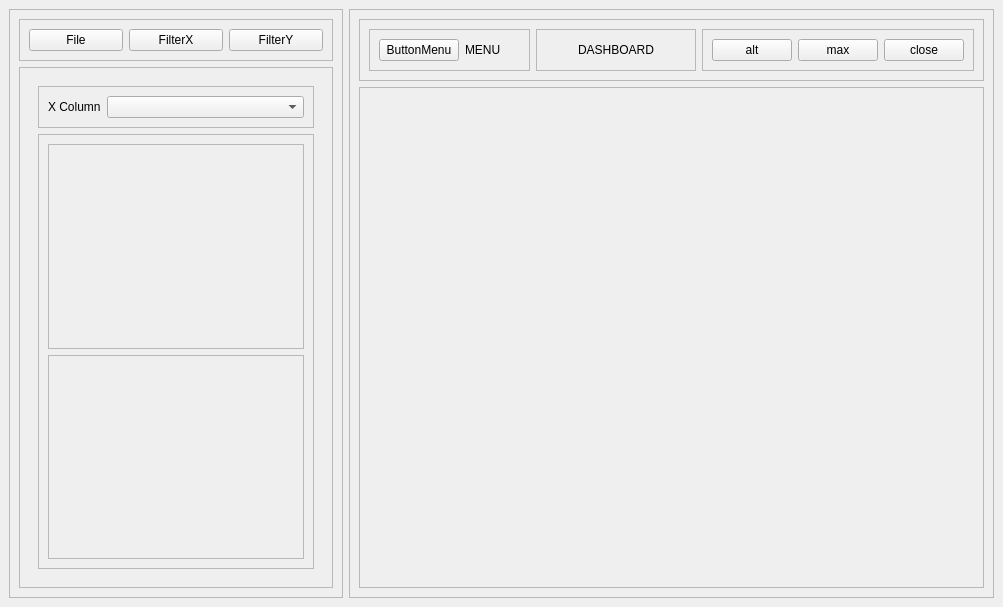
The window that v1/form.ui (mertserafett1n/Desktop-App-to-Visualize-Data) describes before a commit, drawn with Qt 5.
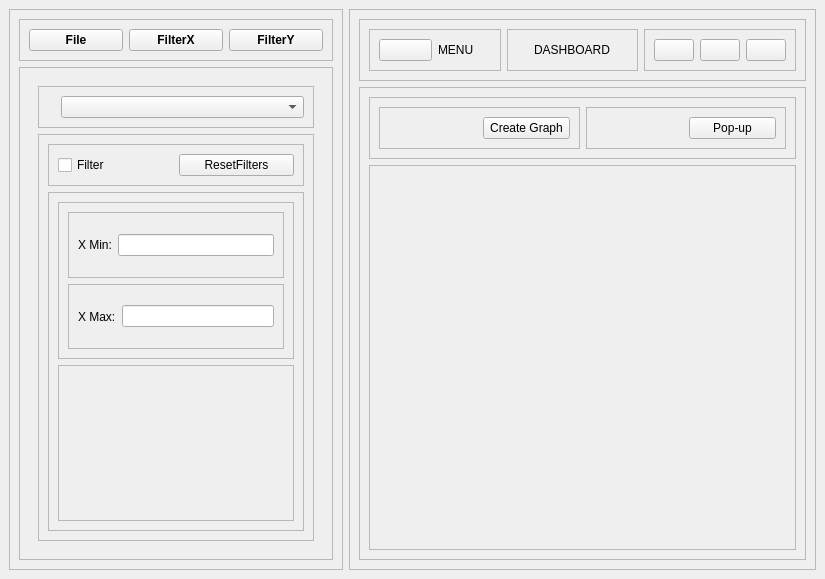
The same window after the commit. The open tabs and pages were chosen to show the change. Icons and pictures are not drawn.

Commit message: new icons added, design changed, new buttons, filter design has to be connected too.

Patch:
```diff
--- a/v1/form.ui
+++ b/v1/form.ui
@@ -6,8 +6,8 @@
    <rect>
     <x>0</x>
     <y>0</y>
-    <width>1003</width>
-    <height>607</height>
+    <width>825</width>
+    <height>579</height>
    </rect>
   </property>
   <property name="windowTitle">
@@ -41,6 +41,11 @@
          <layout class="QHBoxLayout" name="horizontalLayout_2">
           <item>
            <widget class="QPushButton" name="buttonFile">
+            <property name="font">
+             <font>
+              <bold>true</bold>
+             </font>
+            </property>
             <property name="text">
              <string>File</string>
             </property>
@@ -48,6 +53,11 @@
           </item>
           <item>
            <widget class="QPushButton" name="buttonFilterX">
+            <property name="font">
+             <font>
+              <bold>true</bold>
+             </font>
+            </property>
             <property name="text">
              <string>FilterX</string>
             </property>
@@ -55,6 +65,11 @@
           </item>
           <item>
            <widget class="QPushButton" name="buttonFilterY">
+            <property name="font">
+             <font>
+              <bold>true</bold>
+             </font>
+            </property>
             <property name="text">
              <string>FilterY</string>
             </property>
@@ -205,7 +220,7 @@
                  <item alignment="Qt::AlignmentFlag::AlignLeft">
                   <widget class="QLabel" name="label_3">
                    <property name="text">
-                    <string>X Column</string>
+                    <string/>
                    </property>
                   </widget>
                  </item>
@@ -237,24 +252,114 @@
                  <enum>QFrame::Shadow::Raised</enum>
                 </property>
                 <layout class="QVBoxLayout" name="verticalLayout_9">
-                 <item>
-                  <widget class="QFrame" name="frame_19">
+                 <item alignment="Qt::AlignmentFlag::AlignTop">
+                  <widget class="QFrame" name="frame">
                    <property name="frameShape">
                     <enum>QFrame::Shape::StyledPanel</enum>
                    </property>
                    <property name="frameShadow">
                     <enum>QFrame::Shadow::Raised</enum>
                    </property>
+                   <layout class="QHBoxLayout" name="horizontalLayout_5">
+                    <item>
+                     <widget class="QCheckBox" name="checkBox">
+                      <property name="text">
+                       <string>Filter</string>
+                      </property>
+                     </widget>
+                    </item>
+                    <item>
+                     <widget class="QPushButton" name="pushButton">
+                      <property name="text">
+                       <string>ResetFilters</string>
+                      </property>
+                     </widget>
+                    </item>
+                   </layout>
                   </widget>
                  </item>
                  <item>
-                  <widget class="QFrame" name="frame_18">
+                  <widget class="QFrame" name="frame_2">
+                   <property name="sizePolicy">
+                    <sizepolicy hsizetype="Preferred" vsizetype="Expanding">
+                     <horstretch>0</horstretch>
+                     <verstretch>0</verstretch>
+                    </sizepolicy>
+                   </property>
                    <property name="frameShape">
                     <enum>QFrame::Shape::StyledPanel</enum>
                    </property>
                    <property name="frameShadow">
                     <enum>QFrame::Shadow::Raised</enum>
                    </property>
+                   <layout class="QVBoxLayout" name="verticalLayout_11">
+                    <item>
+                     <widget class="QFrame" name="frame_3">
+                      <property name="frameShape">
+                       <enum>QFrame::Shape::StyledPanel</enum>
+                      </property>
+                      <property name="frameShadow">
+                       <enum>QFrame::Shadow::Raised</enum>
+                      </property>
+                      <layout class="QVBoxLayout" name="verticalLayout_12">
+                       <item>
+                        <widget class="QFrame" name="frame_5">
+                         <property name="frameShape">
+                          <enum>QFrame::Shape::StyledPanel</enum>
+                         </property>
+                         <property name="frameShadow">
+                          <enum>QFrame::Shadow::Raised</enum>
+                         </property>
+                         <layout class="QHBoxLayout" name="horizontalLayout_12">
+                          <item>
+                           <widget class="QLabel" name="label">
+                            <property name="text">
+                             <string>X Min:</string>
+                            </property>
+                           </widget>
+                          </item>
+                          <item>
+                           <widget class="QLineEdit" name="lineEditMinX"/>
+                          </item>
+                         </layout>
+                        </widget>
+                       </item>
+                       <item>
+                        <widget class="QFrame" name="frame_6">
+                         <property name="frameShape">
+                          <enum>QFrame::Shape::StyledPanel</enum>
+                         </property>
+                         <property name="frameShadow">
+                          <enum>QFrame::Shadow::Raised</enum>
+                         </property>
+                         <layout class="QHBoxLayout" name="horizontalLayout_13">
+                          <item>
+                           <widget class="QLabel" name="label_6">
+                            <property name="text">
+                             <string>X Max:</string>
+                            </property>
+                           </widget>
+                          </item>
+                          <item>
+                           <widget class="QLineEdit" name="lineEditMaxX"/>
+                          </item>
+                         </layout>
+                        </widget>
+                       </item>
+                      </layout>
+                     </widget>
+                    </item>
+                    <item>
+                     <widget class="QFrame" name="frame_4">
+                      <property name="frameShape">
+                       <enum>QFrame::Shape::StyledPanel</enum>
+                      </property>
+                      <property name="frameShadow">
+                       <enum>QFrame::Shadow::Raised</enum>
+                      </property>
+                     </widget>
+                    </item>
+                   </layout>
                   </widget>
                  </item>
                 </layout>
@@ -303,10 +408,14 @@
              <enum>QFrame::Shadow::Raised</enum>
             </property>
             <layout class="QHBoxLayout" name="horizontalLayout_8">
-             <item alignment="Qt::AlignmentFlag::AlignHCenter">
+             <item>
               <widget class="QPushButton" name="buttonMenu">
                <property name="text">
-                <string>ButtonMenu</string>
+                <string/>
+               </property>
+               <property name="icon">
+                <iconset resource="resources.qrc">
+                 <normaloff>:/icons/feather/menu.svg</normaloff>:/icons/feather/menu.svg</iconset>
                </property>
               </widget>
              </item>
@@ -350,22 +459,39 @@
             <layout class="QHBoxLayout" name="horizontalLayout_7">
              <item>
               <widget class="QPushButton" name="buttonAlt">
+               <property name="font">
+                <font>
+                 <bold>false</bold>
+                </font>
+               </property>
                <property name="text">
-                <string>alt</string>
+                <string/>
+               </property>
+               <property name="icon">
+                <iconset resource="resources.qrc">
+                 <normaloff>:/icons/feather/minus.svg</normaloff>:/icons/feather/minus.svg</iconset>
                </property>
               </widget>
              </item>
              <item>
               <widget class="QPushButton" name="buttonMaximize">
                <property name="text">
-                <string>max</string>
+                <string/>
+               </property>
+               <property name="icon">
+                <iconset resource="resources.qrc">
+                 <normaloff>:/icons/feather/maximize-2.svg</normaloff>:/icons/feather/maximize-2.svg</iconset>
                </property>
               </widget>
              </item>
              <item>
               <widget class="QPushButton" name="buttonClose">
                <property name="text">
-                <string>close</string>
+                <string/>
+               </property>
+               <property name="icon">
+                <iconset resource="resources.qrc">
+                 <normaloff>:/icons/feather/x.svg</normaloff>:/icons/feather/x.svg</iconset>
                </property>
               </widget>
              </item>
@@ -376,7 +502,7 @@
         </widget>
        </item>
        <item>
-        <widget class="QFrame" name="frameChart">
+        <widget class="QFrame" name="frameRightDown">
          <property name="sizePolicy">
           <sizepolicy hsizetype="Preferred" vsizetype="Expanding">
            <horstretch>0</horstretch>
@@ -389,7 +515,94 @@
          <property name="frameShadow">
           <enum>QFrame::Shadow::Raised</enum>
          </property>
-         <layout class="QHBoxLayout" name="horizontalLayout_3"/>
+         <layout class="QVBoxLayout" name="verticalLayout_10">
+          <item alignment="Qt::AlignmentFlag::AlignTop">
+           <widget class="QFrame" name="frameRightDownHaveButtons">
+            <property name="frameShape">
+             <enum>QFrame::Shape::StyledPanel</enum>
+            </property>
+            <property name="frameShadow">
+             <enum>QFrame::Shadow::Raised</enum>
+            </property>
+            <layout class="QHBoxLayout" name="horizontalLayout_3">
+             <item>
+              <widget class="QFrame" name="frame_7">
+               <property name="frameShape">
+                <enum>QFrame::Shape::StyledPanel</enum>
+               </property>
+               <property name="frameShadow">
+                <enum>QFrame::Shadow::Raised</enum>
+               </property>
+               <layout class="QHBoxLayout" name="horizontalLayout_14">
+                <item>
+                 <widget class="QLabel" name="label_7">
+                  <property name="text">
+                   <string/>
+                  </property>
+                  <property name="pixmap">
+                   <pixmap resource="resources.qrc">:/icons/feather/bar-chart-2.svg</pixmap>
+                  </property>
+                 </widget>
+                </item>
+                <item>
+                 <widget class="QPushButton" name="buttonCreateGraph">
+                  <property name="text">
+                   <string>Create Graph</string>
+                  </property>
+                 </widget>
+                </item>
+               </layout>
+              </widget>
+             </item>
+             <item>
+              <widget class="QFrame" name="frame_8">
+               <property name="frameShape">
+                <enum>QFrame::Shape::StyledPanel</enum>
+               </property>
+               <property name="frameShadow">
+                <enum>QFrame::Shadow::Raised</enum>
+               </property>
+               <layout class="QHBoxLayout" name="horizontalLayout_15">
+                <item>
+                 <widget class="QLabel" name="label_8">
+                  <property name="text">
+                   <string/>
+                  </property>
+                  <property name="pixmap">
+                   <pixmap resource="resources.qrc">:/icons/feather/external-link.svg</pixmap>
+                  </property>
+                 </widget>
+                </item>
+                <item>
+                 <widget class="QPushButton" name="buttonPopUp">
+                  <property name="text">
+                   <string>Pop-up</string>
+                  </property>
+                 </widget>
+                </item>
+               </layout>
+              </widget>
+             </item>
+            </layout>
+           </widget>
+          </item>
+          <item>
+           <widget class="QFrame" name="frameChart">
+            <property name="sizePolicy">
+             <sizepolicy hsizetype="Preferred" vsizetype="Expanding">
+              <horstretch>0</horstretch>
+              <verstretch>0</verstretch>
+             </sizepolicy>
+            </property>
+            <property name="frameShape">
+             <enum>QFrame::Shape::StyledPanel</enum>
+            </property>
+            <property name="frameShadow">
+             <enum>QFrame::Shadow::Raised</enum>
+            </property>
+           </widget>
+          </item>
+         </layout>
         </widget>
        </item>
       </layout>
```
Left out of the diff: 9 changed lines with no effect on the pictures. The commit also changes 291 other files.
